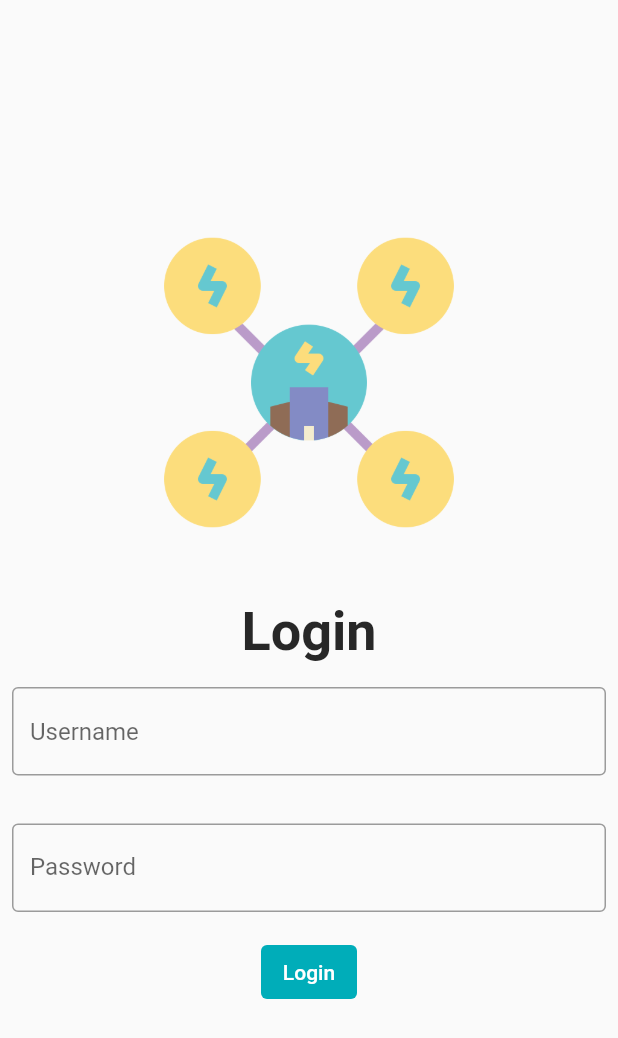
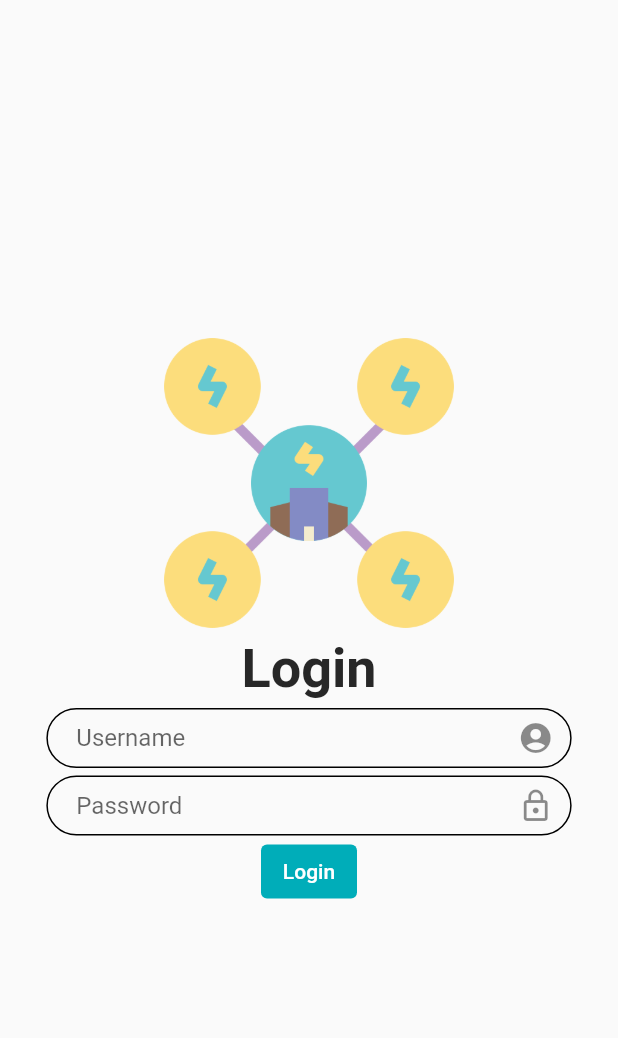
Before and after one commit to ThaKrit/Kritegat, a Flutter app: the screen it shows after launch, on a phone screen of 412 x 824 dp. Shown: the top 1038 px of the screen. Run offline on Flutter 3.47's test engine with Material 2 defaults, Android fonts, the light colour scheme and no system bars.

Commit message:
from success

```diff
--- a/lib/states/authen.dart
+++ b/lib/states/authen.dart
@@ -3,7 +3,7 @@ import 'package:kritegat/utility/my_constant.dart';
 import 'package:kritegat/widget/show_button.dart';
 import 'package:kritegat/widget/show_image.dart';
 import 'package:kritegat/widget/show_text.dart';
-import 'package:kritegat/widget/show_textfeil.dart';
+import 'package:kritegat/widget/show_form.dart';
 
 //Stateless ถ้าจะดึง theme ต้องใช้ Scaffold();
 class Authen extends StatelessWidget {
@@ -21,15 +21,9 @@ class Authen extends StatelessWidget {
             mainAxisAlignment: MainAxisAlignment.center,
             children: [
               newLogo(boxConstraints),
-              const Center(
-                  child: ShowText(
-                text: '',
-              )),
-              Center(
-                  child: const ShowText(
-                text: 'Login',
-              )),
-              ShowTextfeil(),
+              newTitle(),
+              formUser(boxConstraints),
+              formPassword(boxConstraints),
               ShowButton(),
             ],
           ),
@@ -38,9 +32,38 @@ class Authen extends StatelessWidget {
     );
   }
 
+  Container formPassword(BoxConstraints boxConstraints) {
+    return Container(
+              margin: const EdgeInsets.only(top: 5), //เว้นเฉพาะข้างบน
+              width: boxConstraints.maxWidth * 0.85,
+              height: 40,
+              child: ShowForm(
+                iconData: Icons.lock_outline,
+                changeFung: (String string) {},
+                hint: 'Password',
+              ),
+            );
+  }
+
+  Container formUser(BoxConstraints boxConstraints) {
+    return Container(
+      margin: const EdgeInsets.only(top: 5), //เว้นเฉพาะข้างบน
+      width: boxConstraints.maxWidth * 0.85,
+      height: 40,
+      child: ShowForm(
+        iconData: Icons.account_circle,
+        changeFung: (String string) {},
+        hint: 'Username',
+      ),
+    );
+  }
+
+  ShowText newTitle() => ShowText(text: 'Login');
+
+  //นำรูปมาแสดงจากไฟล์ show_image.dart
   SizedBox newLogo(BoxConstraints boxConstraints) {
     return SizedBox(
-      width: boxConstraints.maxWidth * 0.50,
+      width: boxConstraints.maxWidth * 0.50, //กำรูปโดยคิดจากขนาดจอแล้วนะมาคูณ
       child: ShowImage(),
     );
   }
--- /dev/null
+++ b/lib/widget/show_form.dart
@@ -0,0 +1,68 @@
+// ignore_for_file: public_member_api_docs, sort_constructors_first
+import 'package:flutter/material.dart';
+
+class ShowForm extends StatelessWidget {
+  final IconData iconData;
+  final Function(String) changeFung;
+  final String hint;
+  const ShowForm({
+    Key? key,
+    required this.iconData,
+    required this.changeFung,
+    required this.hint,
+  }) : super(key: key);
+
+  @override
+  Widget build(BuildContext context) {
+    return TextFormField(
+      onChanged: changeFung,
+      decoration: InputDecoration(
+        //prefixIcon: icon ด้านหน้า
+        suffixIcon: Icon(iconData), //icon ด้านหลัง
+        contentPadding: const EdgeInsets.only(
+          top: 4,
+          bottom: 4,
+          left: 20,
+        ),
+        enabledBorder: OutlineInputBorder(
+          borderRadius: BorderRadius.circular(20),
+        ),
+        focusedBorder: OutlineInputBorder(
+          borderRadius: BorderRadius.circular(20),
+        ),
+        hintText: hint,
+      ),
+    );
+  }
+}
+
+// //แบบที่ดูจากในเน็ต ShowTextfeil
+// class ShowTextfeil extends StatelessWidget {
+//   const ShowTextfeil({Key? key}) : super(key: key);
+//   @override
+//   Widget build(BuildContext context) {
+//     return Column(
+//       crossAxisAlignment: CrossAxisAlignment.start,
+//       children: <Widget>[
+//         const Padding(
+//           padding: EdgeInsets.symmetric(horizontal: 8, vertical: 16),
+//           child: TextField(
+//             decoration: InputDecoration(
+//               border: OutlineInputBorder(),
+//               hintText: 'Username',
+//             ),
+//           ),
+//         ),
+//         Padding(
+//           padding: const EdgeInsets.symmetric(horizontal: 8, vertical: 16),
+//           child: TextFormField(
+//             decoration: const InputDecoration(
+//               border: OutlineInputBorder(),
+//               labelText: 'Password',
+//             ),
+//           ),
+//         ),
+//       ],
+//     );
+//   }
+// }
--- a/lib/widget/show_image.dart
+++ b/lib/widget/show_image.dart
@@ -5,6 +5,6 @@ class ShowImage extends StatelessWidget {
 
   @override
   Widget build(BuildContext context) {
-    return Image.asset('images/logo.png');
+    return Image.asset('images/logo.png'); //ดึงรูปมาจากโฟเดอร์ images
   }
 }
--- a/lib/widget/show_textfeil.dart
+++ /dev/null
@@ -1,32 +0,0 @@
-import 'package:flutter/material.dart';
-
-class ShowTextfeil extends StatelessWidget {
-  const ShowTextfeil({Key? key}) : super(key: key);
-
-  @override
-  Widget build(BuildContext context) {
-    return Column(
-      crossAxisAlignment: CrossAxisAlignment.start,
-      children: <Widget>[
-        const Padding(
-          padding: EdgeInsets.symmetric(horizontal: 8, vertical: 16),
-          child: TextField(
-            decoration: InputDecoration(
-              border: OutlineInputBorder(),
-              hintText: 'Username',
-            ),
-          ),
-        ),
-        Padding(
-          padding: const EdgeInsets.symmetric(horizontal: 8, vertical: 16),
-          child: TextFormField(
-            decoration: const InputDecoration(
-              border: OutlineInputBorder(),
-              labelText: 'Password',
-            ),
-          ),
-        ),
-      ],
-    );
-  }
-}
```
